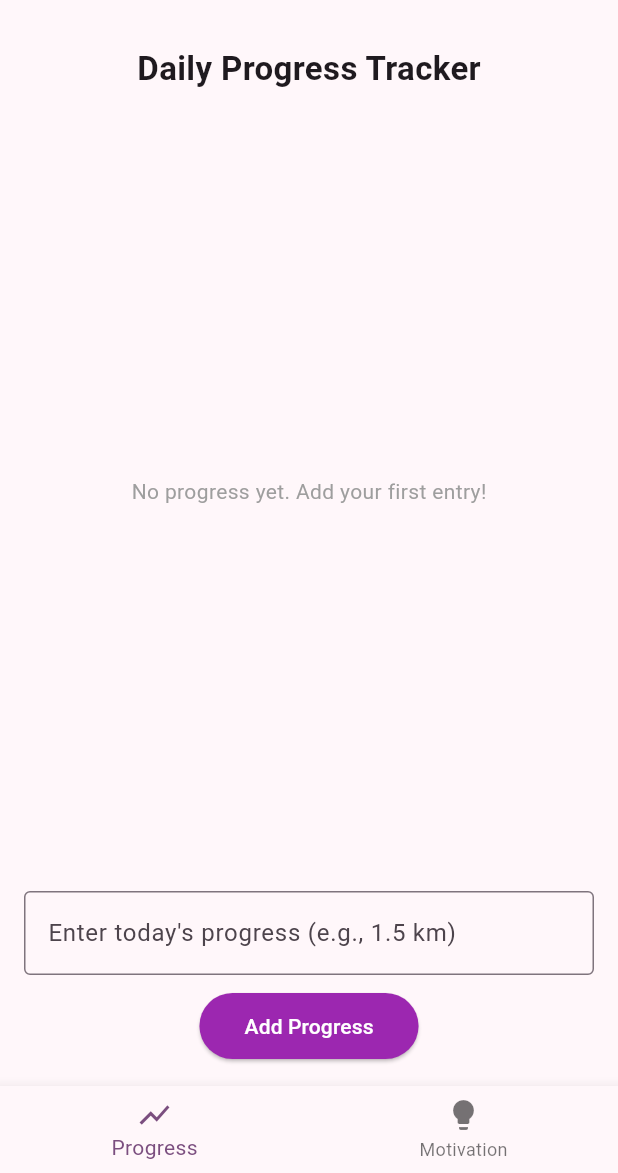
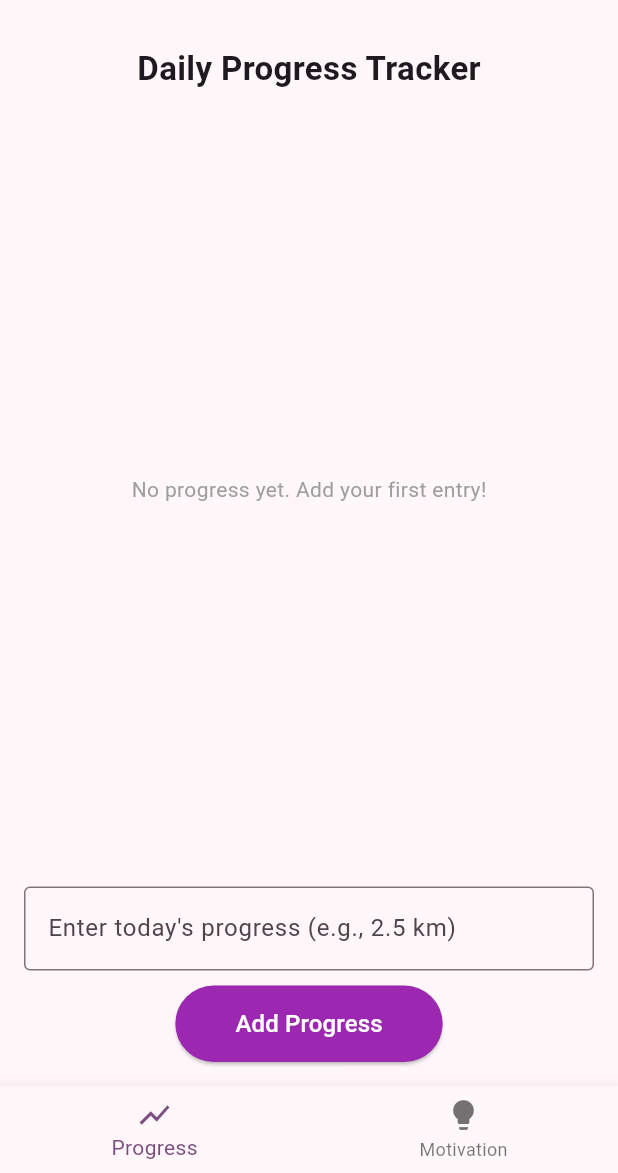
Before and after one commit to ibrar-ghani/fitlife, a Flutter app: the screen it shows after launch, on a phone screen of 412 x 824 dp, the part 63-1236 px from its top. Run offline on Flutter 3.47's test engine with Material 3 defaults, Android fonts, the phone set to English and light mode, and no system bars; our stand-ins replace fl_chart, get, shared_preferences.

Commit message:
"enhanced the Progress Tracking feature"

```diff
--- a/lib/views/progress_page.dart
+++ b/lib/views/progress_page.dart
@@ -4,7 +4,7 @@ import 'package:shared_preferences/shared_preferences.dart';
 
 class ProgressPage extends StatefulWidget {
   @override
-  _ProgressPageState createState() => _ProgressPageState();
+  State<ProgressPage> createState() => _ProgressPageState();
 }
 
 class _ProgressPageState extends State<ProgressPage> {
@@ -27,8 +27,10 @@ class _ProgressPageState extends State<ProgressPage> {
 
   Future<void> _saveProgressData() async {
     final prefs = await SharedPreferences.getInstance();
-    prefs.setStringList(
-        'progressData', _progressData.map((e) => e.toString()).toList());
+    await prefs.setStringList(
+      'progressData',
+      _progressData.map((e) => e.toString()).toList(),
+    );
   }
 
   void _addProgress() {
@@ -44,8 +46,15 @@ class _ProgressPageState extends State<ProgressPage> {
     }
   }
 
+  double _calculateAverage() {
+    if (_progressData.isEmpty) return 0;
+    return _progressData.reduce((a, b) => a + b) / _progressData.length;
+  }
+
   @override
   Widget build(BuildContext context) {
+    final average = _calculateAverage();
+
     return Scaffold(
       body: Padding(
         padding: const EdgeInsets.all(16),
@@ -66,8 +75,30 @@ class _ProgressPageState extends State<ProgressPage> {
                     )
                   : LineChart(
                       LineChartData(
+                        lineTouchData: LineTouchData(
+                          enabled: true,
+                          touchTooltipData: LineTouchTooltipData(
+                            tooltipBorder: BorderSide(color: Colors.purple.withOpacity(0.8)),
+                            tooltipPadding: const EdgeInsets.all(8),
+                            getTooltipItems: (touchedSpots) {
+                              return touchedSpots.map((spot) {
+                                return LineTooltipItem(
+                                  'Day ${spot.x.toInt() + 1}\nProgress: ${spot.y.toStringAsFixed(1)}',
+                                  const TextStyle(color: Colors.white),
+                                );
+                              }).toList();
+                            },
+                          ),
+                        ),
                         gridData: FlGridData(show: true),
-                        titlesData: FlTitlesData(show: true),
+                        titlesData: FlTitlesData(
+                          leftTitles: AxisTitles(
+                            sideTitles: SideTitles(showTitles: true),
+                          ),
+                          bottomTitles: AxisTitles(
+                            sideTitles: SideTitles(showTitles: true),
+                          ),
+                        ),
                         borderData: FlBorderData(show: true),
                         lineBarsData: [
                           LineChartBarData(
@@ -76,11 +107,28 @@ class _ProgressPageState extends State<ProgressPage> {
                             }).toList(),
                             isCurved: true,
                             color: Colors.purple,
+                            barWidth: 3,
                             dotData: FlDotData(show: true),
-                            belowBarData: BarAreaData(show: false),
+                            belowBarData: BarAreaData(
+                              show: true,
+                              color: Colors.purple.withOpacity(0.2),
+                            ),
+                          ),
+                          // Weekly Average Line
+                          LineChartBarData(
+                            spots: List.generate(
+                              _progressData.length,
+                              (index) => FlSpot(index.toDouble(), average),
+                            ),
+                            isCurved: false,
+                            color: Colors.green,
+                            barWidth: 2,
+                            dashArray: [5, 5],
+                            dotData: FlDotData(show: false),
                           ),
                         ],
                       ),
+                      duration: const Duration(milliseconds: 600),
                     ),
             ),
             const SizedBox(height: 20),
@@ -88,7 +136,7 @@ class _ProgressPageState extends State<ProgressPage> {
               controller: _progressController,
               keyboardType: TextInputType.number,
               decoration: const InputDecoration(
-                labelText: 'Enter today\'s progress (e.g., 1.5 km)',
+                labelText: 'Enter today\'s progress (e.g., 2.5 km)',
                 border: OutlineInputBorder(),
               ),
             ),
@@ -97,11 +145,12 @@ class _ProgressPageState extends State<ProgressPage> {
               onPressed: _addProgress,
               style: ElevatedButton.styleFrom(
                 backgroundColor: Colors.purple,
-                padding: const EdgeInsets.symmetric(horizontal: 30, vertical: 12),
+                padding:
+                    const EdgeInsets.symmetric(horizontal: 40, vertical: 14),
               ),
               child: const Text(
                 'Add Progress',
-                style: TextStyle(color: Colors.white),
+                style: TextStyle(color: Colors.white, fontSize: 16),
               ),
             ),
           ],
```
